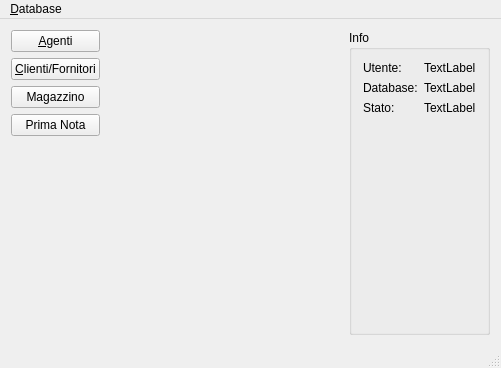
kvsd/Gestionale, file mainwindow.ui: the form before one commit.
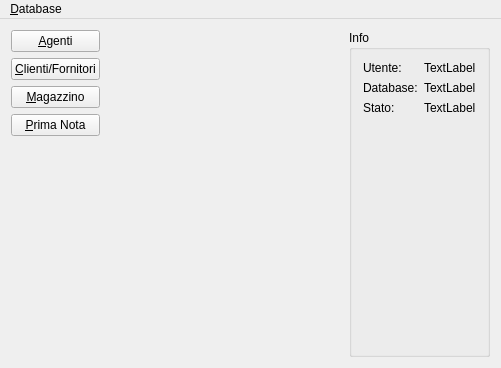
The form after the commit.

Commit message:
Aggiornata interfaccia MainWindow
*Rimossa status bar
*Aggiunte scorciatoie da tastiera

What changed in the file:
```diff
--- a/mainwindow.ui
+++ b/mainwindow.ui
@@ -34,14 +34,14 @@
       <item>
        <widget class="QPushButton" name="magazzinoButton">
         <property name="text">
-         <string>Magazzino</string>
+         <string>&amp;Magazzino</string>
         </property>
        </widget>
       </item>
       <item>
        <widget class="QPushButton" name="primaNotaButton">
         <property name="text">
-         <string>Prima Nota</string>
+         <string>&amp;Prima Nota</string>
         </property>
        </widget>
       </item>
@@ -169,7 +169,6 @@
    </widget>
    <addaction name="menuDatabase"/>
   </widget>
-  <widget class="QStatusBar" name="statusBar"/>
   <action name="actionLogin">
    <property name="text">
     <string>&amp;Login</string>
```
Left out of the diff: 4 changed lines with no effect on the pictures.
